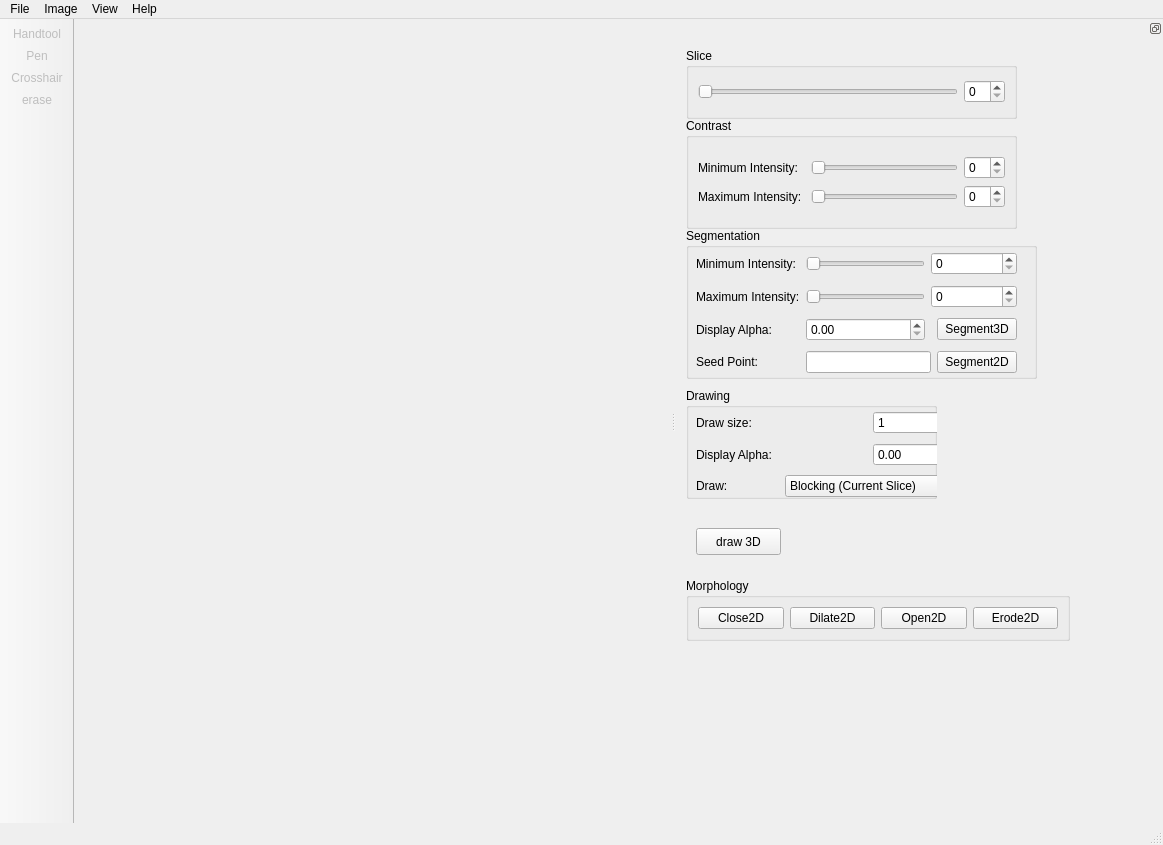
Before: the Qt Designer form src/mainwindow.ui in delcypher/simi-qt, drawn with Qt 5.
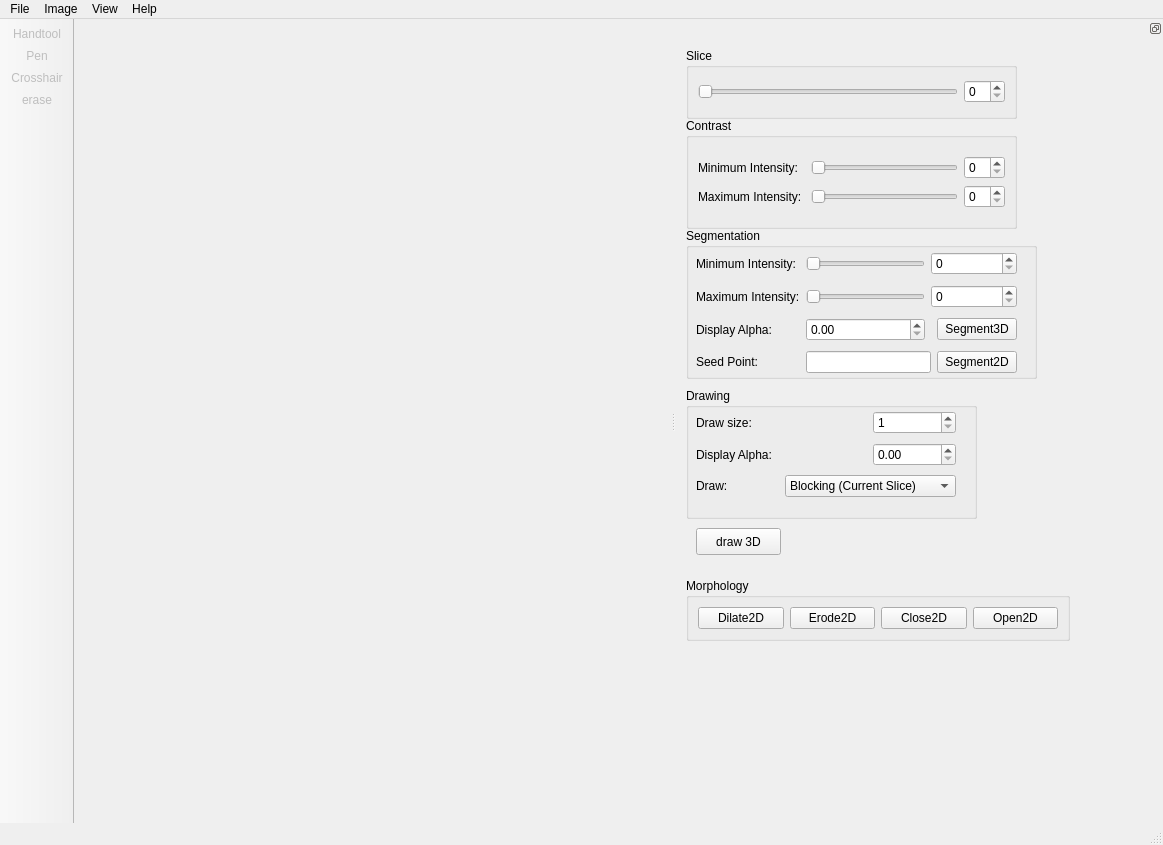
After: the same form once the commit is applied. Icons and pictures are not drawn. Custom widgets are drawn as their Qt base class.

```diff
--- a/src/mainwindow.ui
+++ b/src/mainwindow.ui
@@ -223,8 +223,8 @@
       <rect>
        <x>10</x>
        <y>350</y>
-       <width>251</width>
-       <height>111</height>
+       <width>291</width>
+       <height>131</height>
       </rect>
      </property>
      <property name="title">
@@ -436,13 +436,6 @@
       <string>Morphology</string>
      </property>
      <layout class="QHBoxLayout" name="horizontalLayout">
-      <item>
-       <widget class="QPushButton" name="doClose2D">
-        <property name="text">
-         <string>Close2D</string>
-        </property>
-       </widget>
-      </item>
       <item>
        <widget class="QPushButton" name="doDilate2D">
         <property name="text">
@@ -450,13 +443,6 @@
         </property>
        </widget>
       </item>
-      <item>
-       <widget class="QPushButton" name="doOpen2D">
-        <property name="text">
-         <string>Open2D</string>
-        </property>
-       </widget>
-      </item>
       <item>
        <widget class="QPushButton" name="doErode2D">
         <property name="text">
@@ -464,6 +450,20 @@
         </property>
        </widget>
       </item>
+      <item>
+       <widget class="QPushButton" name="doClose2D">
+        <property name="text">
+         <string>Close2D</string>
+        </property>
+       </widget>
+      </item>
+      <item>
+       <widget class="QPushButton" name="doOpen2D">
+        <property name="text">
+         <string>Open2D</string>
+        </property>
+       </widget>
+      </item>
      </layout>
     </widget>
    </widget>
```
